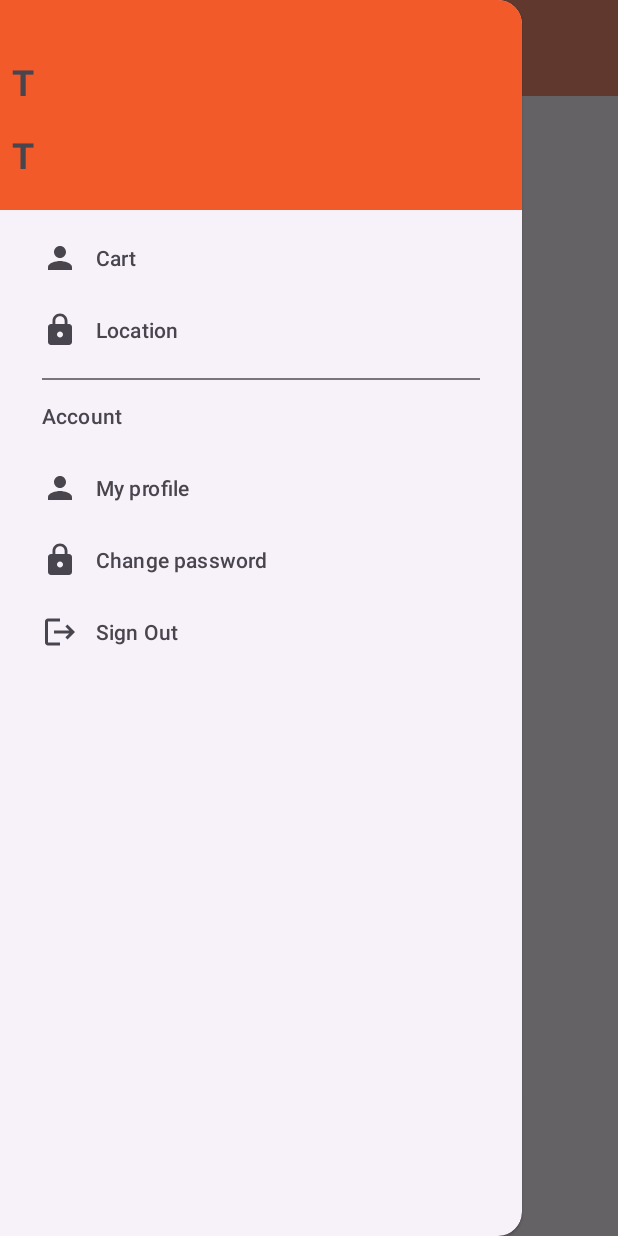
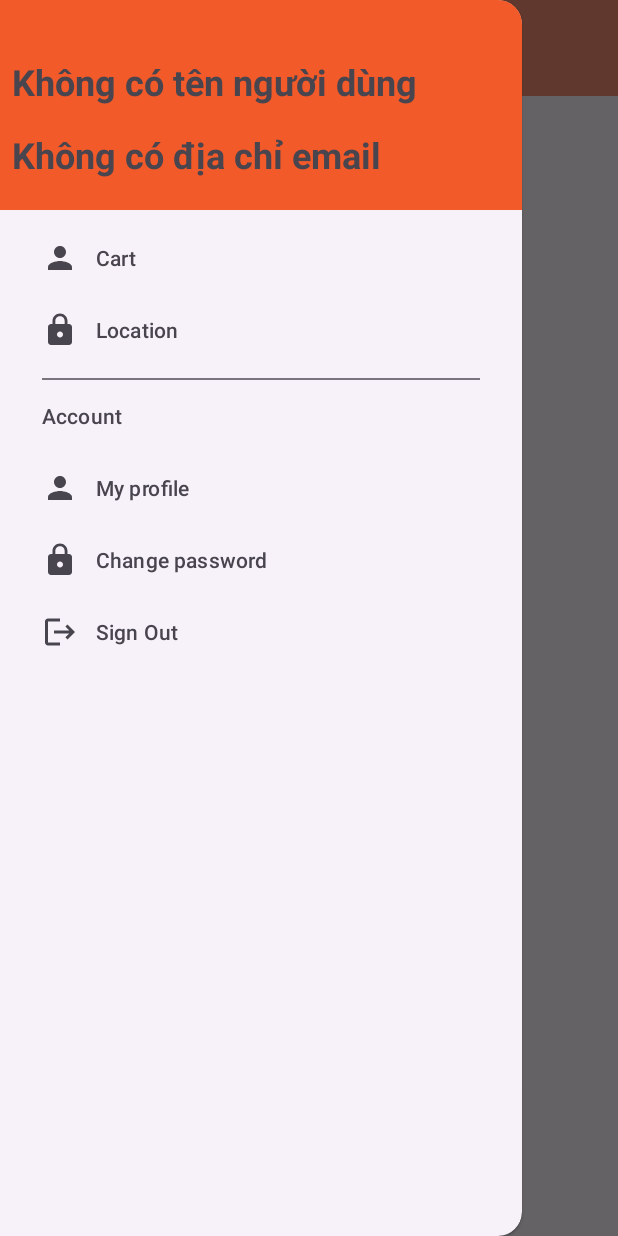
Before and after one commit to truongxuan3110/PRM392_Project, an Android app: the MainActivity screen opened directly, with no data from a screen before it, with the side drawer open, on a phone screen of 412 x 824 dp. Run offline under Robolectric (Android 15) with nearby library versions, the phone set to English and light mode, and no system bars; our stand-ins replace Firebase (no records; nobody signed in at launch, a user with empty details on screens opened directly).

Commit message:
fix thao

```diff
--- a/app/src/main/java/com/example/myproject/activity/LoginActivity.java
+++ b/app/src/main/java/com/example/myproject/activity/LoginActivity.java
@@ -70,7 +70,7 @@ public class LoginActivity extends AppCompatActivity {
                     public void onComplete(@NonNull Task<AuthResult> task) {
                         if (task.isSuccessful()) {
                             // Sign in success, update UI with the signed-in user's information
-                            Intent intent = new Intent(LoginActivity.this, MainActivity.class);
+                            Intent intent = new Intent(LoginActivity.this, ListBook.class);
                             startActivity(intent);
                         } else {
                             // If sign in fails, display a message to the user.
--- a/app/src/main/java/com/example/myproject/activity/MainActivity.java
+++ b/app/src/main/java/com/example/myproject/activity/MainActivity.java
@@ -10,6 +10,7 @@ import androidx.drawerlayout.widget.DrawerLayout;
 import android.annotation.SuppressLint;
 import android.content.Intent;
 import android.os.Bundle;
+import android.util.Log;
 import android.view.Menu;
 import android.view.MenuItem;
 import android.view.View;
@@ -87,21 +88,26 @@ public class MainActivity extends AppCompatActivity implements NavigationView.On
 
     private void showUserInformation() {
         FirebaseUser user = FirebaseAuth.getInstance().getCurrentUser();
-        if (user != null) {
-            return;
+        if (user == null) {
+            // Người dùng chưa đăng nhập, không cần hiển thị thông tin.
+            tvName.setVisibility(View.GONE);
+            tvEmail.setVisibility(View.GONE);
+        } else {
+            String name = user.getDisplayName();
+            String email = user.getEmail();
 
+            if (name != null && !name.isEmpty()) {
+                tvName.setText(name);
+            } else {
+                tvName.setText("Không có tên người dùng");
+            }
+
+            if (email != null && !email.isEmpty()) {
+                tvEmail.setText(email);
+            } else {
+                tvEmail.setText("Không có địa chỉ email");
+            }
         }
-        String name = user.getDisplayName();
-        String email = user.getEmail();
-
-        if (user == null) {
-            tvName.setVisibility(View.GONE);
-        } else {
-            tvName.setText(name);
-            tvEmail.setText(email);
-        }
-
-
     }
 
 
```
